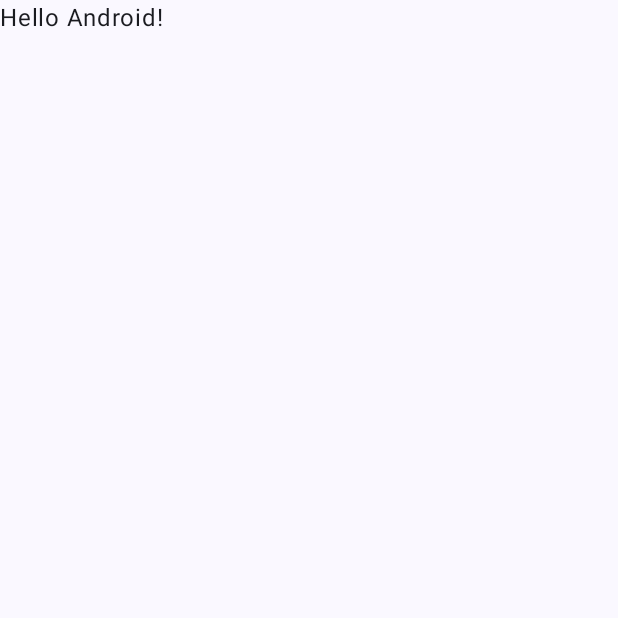
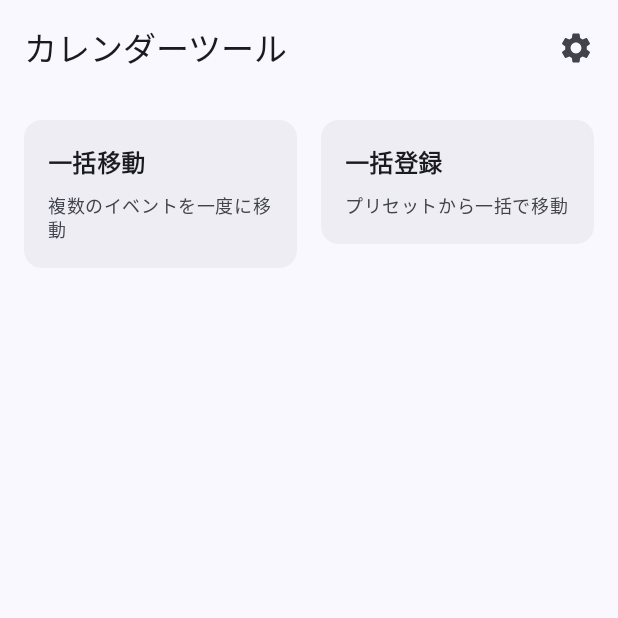
Before and after one commit to matsudamper/CalendarTools, an Android app built with Jetpack Compose: the screen it shows after launch (MainActivity), on a phone screen of 412 x 824 dp, the top half of it. Before the commit the part shown is almost empty. Run offline under Robolectric (Android 15) with nearby library versions, the phone set to English and light mode, and no system bars.

Commit message:
home screenの仮実装を追加

```diff
--- a/app/src/main/AndroidManifest.xml
+++ b/app/src/main/AndroidManifest.xml
@@ -1,6 +1,9 @@
 <?xml version="1.0" encoding="utf-8"?>
 <manifest xmlns:android="http://schemas.android.com/apk/res/android"
     xmlns:tools="http://schemas.android.com/tools">
+
+    <uses-permission android:name="android.permission.READ_CALENDAR" />
+    <uses-permission android:name="android.permission.WRITE_CALENDAR" />
 
     <application
         android:allowBackup="true"
--- a/app/src/main/java/net/matsudamper/calendar/tools/MainActivity.kt
+++ b/app/src/main/java/net/matsudamper/calendar/tools/MainActivity.kt
@@ -4,13 +4,17 @@ import android.os.Bundle
 import androidx.activity.ComponentActivity
 import androidx.activity.compose.setContent
 import androidx.activity.enableEdgeToEdge
-import androidx.compose.foundation.layout.fillMaxSize
-import androidx.compose.foundation.layout.padding
-import androidx.compose.material3.Scaffold
-import androidx.compose.material3.Text
-import androidx.compose.runtime.Composable
+import androidx.compose.foundation.layout.*
+import androidx.compose.material.icons.Icons
+import androidx.compose.material.icons.filled.Warning
+import androidx.compose.material3.*
+import androidx.compose.runtime.*
+import androidx.compose.ui.Alignment
 import androidx.compose.ui.Modifier
+import androidx.compose.ui.text.font.FontWeight
 import androidx.compose.ui.tooling.preview.Preview
+import androidx.compose.ui.unit.dp
+import net.matsudamper.calendar.tools.ui.home.HomeScreen
 import net.matsudamper.calendar.tools.ui.theme.CalendarToolsTheme
 
 class MainActivity : ComponentActivity() {
@@ -19,29 +23,8 @@ class MainActivity : ComponentActivity() {
         enableEdgeToEdge()
         setContent {
             CalendarToolsTheme {
-                Scaffold(modifier = Modifier.fillMaxSize()) { innerPadding ->
-                    Greeting(
-                        name = "Android",
-                        modifier = Modifier.padding(innerPadding)
-                    )
-                }
+                HomeScreen()
             }
         }
     }
 }
-
-@Composable
-fun Greeting(name: String, modifier: Modifier = Modifier) {
-    Text(
-        text = "Hello $name!",
-        modifier = modifier
-    )
-}
-
-@Preview(showBackground = true)
-@Composable
-fun GreetingPreview() {
-    CalendarToolsTheme {
-        Greeting("Android")
-    }
-}
--- /dev/null
+++ b/app/src/main/java/net/matsudamper/calendar/tools/ui/home/HomeScreen.kt
@@ -0,0 +1,237 @@
+package net.matsudamper.calendar.tools.ui.home
+
+import android.Manifest
+import android.content.pm.PackageManager
+import androidx.activity.compose.rememberLauncherForActivityResult
+import androidx.activity.result.contract.ActivityResultContracts
+import androidx.compose.foundation.layout.*
+import androidx.compose.foundation.lazy.grid.GridCells
+import androidx.compose.foundation.lazy.grid.LazyVerticalGrid
+import androidx.compose.foundation.lazy.grid.items
+import androidx.compose.material.icons.Icons
+import androidx.compose.material.icons.filled.Settings
+import androidx.compose.material.icons.filled.Warning
+import androidx.compose.material3.*
+import androidx.compose.runtime.*
+import androidx.compose.ui.Alignment
+import androidx.compose.ui.Modifier
+import androidx.compose.ui.platform.LocalContext
+import androidx.compose.ui.text.font.FontWeight
+import androidx.compose.ui.tooling.preview.Preview
+import androidx.compose.ui.unit.dp
+import androidx.core.content.ContextCompat
+import net.matsudamper.calendar.tools.ui.theme.CalendarToolsTheme
+
+internal data class FeatureItem(
+    val title: String,
+    val description: String,
+    val onClick: () -> Unit
+)
+
+@OptIn(ExperimentalMaterial3Api::class)
+@Composable
+internal fun HomeScreen() {
+    val context = LocalContext.current
+    var hasCalendarPermission by remember {
+        mutableStateOf(
+            ContextCompat.checkSelfPermission(
+                context,
+                Manifest.permission.READ_CALENDAR
+            ) == PackageManager.PERMISSION_GRANTED &&
+                    ContextCompat.checkSelfPermission(
+                        context,
+                        Manifest.permission.WRITE_CALENDAR
+                    ) == PackageManager.PERMISSION_GRANTED
+        )
+    }
+
+    val permissionLauncher = rememberLauncherForActivityResult(
+        ActivityResultContracts.RequestMultiplePermissions()
+    ) { permissions ->
+        hasCalendarPermission = permissions.all { it.value }
+    }
+
+    val features = remember {
+        listOf(
+            FeatureItem(
+                title = "一括移動",
+                description = "複数のイベントを一度に移動",
+                onClick = { /* TODO */ }
+            ),
+            FeatureItem(
+                title = "一括登録",
+                description = "プリセットから一括で移動",
+                onClick = { /* TODO */ }
+            ),
+        )
+    }
+
+    Scaffold(
+        modifier = Modifier.fillMaxSize(),
+        topBar = {
+            TopAppBar(
+                title = { Text("カレンダーツール") },
+                actions = {
+                    IconButton(onClick = { /* TODO */ }) {
+                        Icon(
+                            imageVector = Icons.Default.Settings,
+                            contentDescription = "設定",
+                        )
+                    }
+                }
+            )
+        },
+    ) { innerPadding ->
+        Column(
+            modifier = Modifier
+                .fillMaxSize()
+                .padding(innerPadding)
+        ) {
+            if (!hasCalendarPermission) {
+                PermissionWarningCard(
+                    onRequestPermission = {
+                        permissionLauncher.launch(
+                            arrayOf(
+                                Manifest.permission.READ_CALENDAR,
+                                Manifest.permission.WRITE_CALENDAR
+                            )
+                        )
+                    },
+                    modifier = Modifier
+                        .fillMaxWidth()
+                        .padding(16.dp)
+                )
+            }
+
+            LazyVerticalGrid(
+                columns = GridCells.Fixed(2),
+                contentPadding = PaddingValues(16.dp),
+                horizontalArrangement = Arrangement.spacedBy(16.dp),
+                verticalArrangement = Arrangement.spacedBy(16.dp),
+                modifier = Modifier.fillMaxSize()
+            ) {
+                items(features) { feature ->
+                    FeatureCard(
+                        feature = feature,
+                        enabled = hasCalendarPermission,
+                        modifier = Modifier.fillMaxWidth()
+                    )
+                }
+            }
+        }
+    }
+}
+
+@Composable
+private fun PermissionWarningCard(
+    onRequestPermission: () -> Unit,
+    modifier: Modifier = Modifier
+) {
+    Card(
+        modifier = modifier,
+        colors = CardDefaults.cardColors(
+            containerColor = MaterialTheme.colorScheme.errorContainer
+        )
+    ) {
+        Row(
+            modifier = Modifier
+                .fillMaxWidth()
+                .padding(16.dp),
+            verticalAlignment = Alignment.CenterVertically
+        ) {
+            Icon(
+                imageVector = Icons.Default.Warning,
+                contentDescription = "警告",
+                tint = MaterialTheme.colorScheme.onErrorContainer,
+                modifier = Modifier.size(24.dp)
+            )
+            Spacer(modifier = Modifier.width(12.dp))
+            Column(
+                modifier = Modifier.weight(1f)
+            ) {
+                Text(
+                    text = "カレンダーへのアクセス許可が必要です",
+                    style = MaterialTheme.typography.titleSmall,
+                    fontWeight = FontWeight.Bold,
+                    color = MaterialTheme.colorScheme.onErrorContainer
+                )
+                Text(
+                    text = "機能を使用するにはカレンダーの読み書き権限が必要です",
+                    style = MaterialTheme.typography.bodySmall,
+                    color = MaterialTheme.colorScheme.onErrorContainer
+                )
+            }
+            Spacer(modifier = Modifier.width(12.dp))
+            Button(
+                onClick = onRequestPermission,
+                colors = ButtonDefaults.buttonColors(
+                    containerColor = MaterialTheme.colorScheme.error
+                )
+            ) {
+                Text(
+                    text = "許可",
+                    color = MaterialTheme.colorScheme.onError
+                )
+            }
+        }
+    }
+}
+
+
+@OptIn(ExperimentalMaterial3Api::class)
+@Composable
+private fun FeatureCard(
+    feature: FeatureItem,
+    enabled: Boolean,
+    modifier: Modifier = Modifier
+) {
+    Card(
+        onClick = if (enabled) feature.onClick else {
+            {}
+        },
+        modifier = modifier,
+        enabled = enabled,
+        colors = CardDefaults.cardColors(
+            containerColor = if (enabled) {
+                MaterialTheme.colorScheme.surfaceContainer
+            } else {
+                MaterialTheme.colorScheme.surfaceContainer.copy(alpha = 0.5f)
+            }
+        )
+    ) {
+        Column(
+            modifier = Modifier
+                .fillMaxWidth()
+                .padding(16.dp),
+            verticalArrangement = Arrangement.spacedBy(8.dp)
+        ) {
+            Text(
+                text = feature.title,
+                style = MaterialTheme.typography.titleMedium,
+                fontWeight = FontWeight.Bold,
+                color = if (enabled) {
+                    MaterialTheme.colorScheme.onSurface
+                } else {
+                    MaterialTheme.colorScheme.onSurface.copy(alpha = 0.5f)
+                }
+            )
+            Text(
+                text = feature.description,
+                style = MaterialTheme.typography.bodySmall,
+                color = if (enabled) {
+                    MaterialTheme.colorScheme.onSurfaceVariant
+                } else {
+                    MaterialTheme.colorScheme.onSurfaceVariant.copy(alpha = 0.5f)
+                }
+            )
+        }
+    }
+}
+
+@Preview(showBackground = true)
+@Composable
+fun HomeScreenPreview() {
+    CalendarToolsTheme {
+        HomeScreen()
+    }
+}
```
